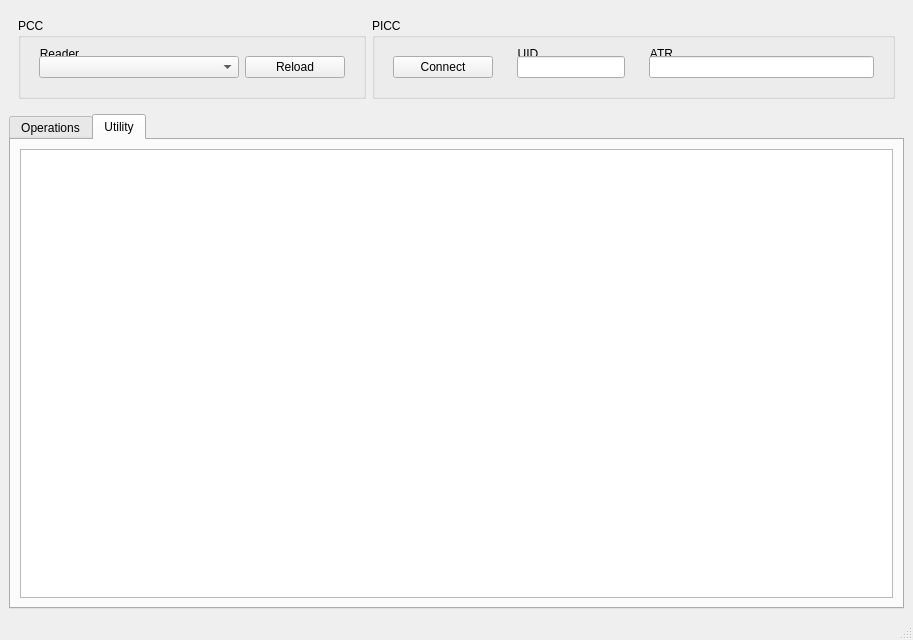
fananimi/mifare-tools, file ui/main.ui: the form before one commit.
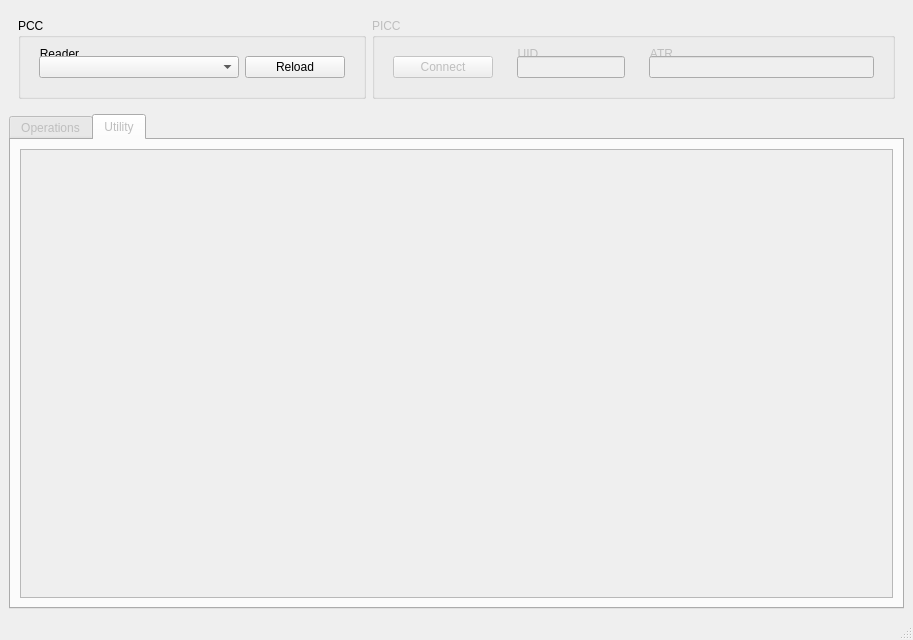
The form after the commit. The open tabs and pages were chosen to show the change.

What changed in the file:
```diff
--- a/ui/main.ui
+++ b/ui/main.ui
@@ -115,7 +115,10 @@
         </widget>
        </item>
        <item>
-        <widget class="QGroupBox" name="groupBox">
+        <widget class="QGroupBox" name="groupBoxPICCC">
+         <property name="enabled">
+          <bool>false</bool>
+         </property>
          <property name="sizePolicy">
           <sizepolicy hsizetype="Minimum" vsizetype="Minimum">
            <horstretch>0</horstretch>
@@ -283,7 +286,10 @@
      </widget>
     </item>
     <item>
-     <widget class="QTabWidget" name="tabWidget">
+     <widget class="QTabWidget" name="tabMain">
+      <property name="enabled">
+       <bool>false</bool>
+      </property>
       <property name="currentIndex">
        <number>0</number>
       </property>
```
Left out of the diff: 5 changed lines with no effect on the pictures.
